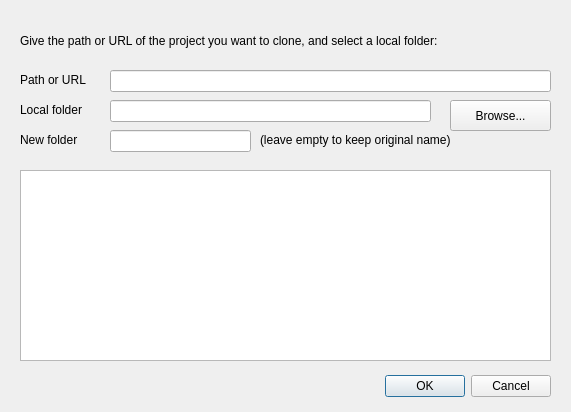
Before: the Qt Designer form tao/clone_dialog.ui in c3d/tao3D, drawn with Qt 5.
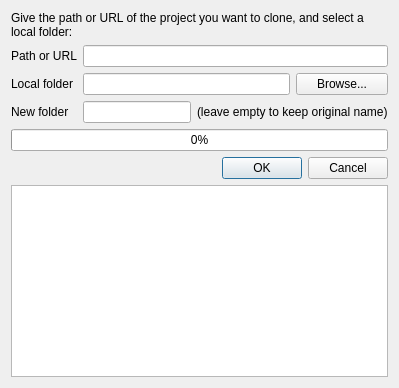
After: the same form once the commit is applied. Custom widgets are drawn as their Qt base class.

Commit message:
Add layouts to all dialog boxes of "Share" menu. Fix clone bug. Refs #286, #284.
Fixes clone bug: project cloned in invalid location (likely a
regression of commit:bbca371).

```diff
--- a/tao/clone_dialog.ui
+++ b/tao/clone_dialog.ui
@@ -10,37 +10,18 @@
     <x>0</x>
     <y>0</y>
     <width>571</width>
-    <height>412</height>
+    <height>373</height>
    </rect>
   </property>
   <property name="windowTitle">
    <string>Clone</string>
   </property>
-  <widget class="QDialogButtonBox" name="buttonBox">
-   <property name="geometry">
-    <rect>
-     <x>210</x>
-     <y>370</y>
-     <width>341</width>
-     <height>32</height>
-    </rect>
+  <layout class="QVBoxLayout" name="verticalLayout">
+   <property name="sizeConstraint">
+    <enum>QLayout::SetFixedSize</enum>
    </property>
-   <property name="orientation">
-    <enum>Qt::Horizontal</enum>
-   </property>
-   <property name="standardButtons">
-    <set>QDialogButtonBox::Cancel|QDialogButtonBox::Ok</set>
-   </property>
-  </widget>
+   <item>
   <widget class="QLabel" name="chooseRemoteLabel">
-   <property name="geometry">
-    <rect>
-     <x>20</x>
-     <y>20</y>
-     <width>531</width>
-     <height>41</height>
-    </rect>
-   </property>
    <property name="text">
     <string>Give the path or URL of the project you want to clone, and select a local folder:</string>
    </property>
@@ -48,77 +29,81 @@
     <bool>true</bool>
    </property>
   </widget>
+   </item>
+   <item>
+    <layout class="QGridLayout" name="gridLayout">
+     <item row="0" column="0">
   <widget class="QLabel" name="urlLabel">
-   <property name="geometry">
-    <rect>
-     <x>20</x>
-     <y>70</y>
-     <width>81</width>
-     <height>20</height>
-    </rect>
-   </property>
    <property name="text">
     <string>Path or URL</string>
    </property>
   </widget>
-  <widget class="QLineEdit" name="urlEdit">
-   <property name="geometry">
-    <rect>
-     <x>110</x>
-     <y>70</y>
-     <width>441</width>
-     <height>22</height>
-    </rect>
-   </property>
-  </widget>
+     </item>
+     <item row="0" column="1" colspan="3">
+      <widget class="QLineEdit" name="urlEdit"/>
+     </item>
+     <item row="1" column="0">
   <widget class="QLabel" name="localFolderLabel">
-   <property name="geometry">
-    <rect>
-     <x>20</x>
-     <y>100</y>
-     <width>81</width>
-     <height>20</height>
-    </rect>
-   </property>
    <property name="text">
     <string>Local folder</string>
    </property>
   </widget>
-  <widget class="QLineEdit" name="folderEdit">
-   <property name="geometry">
-    <rect>
-     <x>110</x>
-     <y>100</y>
-     <width>321</width>
-     <height>22</height>
-    </rect>
-   </property>
-  </widget>
+     </item>
+     <item row="1" column="1" colspan="2">
+      <widget class="QLineEdit" name="folderEdit"/>
+     </item>
+     <item row="1" column="3">
   <widget class="QPushButton" name="browseButton">
-   <property name="geometry">
-    <rect>
-     <x>450</x>
-     <y>100</y>
-     <width>101</width>
-     <height>31</height>
-    </rect>
-   </property>
    <property name="text">
     <string>Browse...</string>
    </property>
   </widget>
+     </item>
+     <item row="2" column="0">
+      <widget class="QLabel" name="newFolderLabel">
+       <property name="text">
+        <string>New folder</string>
+       </property>
+      </widget>
+     </item>
+     <item row="2" column="1">
+      <widget class="QLineEdit" name="newFolderEdit">
+       <property name="text">
+        <string/>
+       </property>
+      </widget>
+     </item>
+     <item row="2" column="2" colspan="2">
+      <widget class="QLabel" name="newFolderLabel2">
+       <property name="text">
+        <string>(leave empty to keep original name)</string>
+       </property>
+      </widget>
+     </item>
+    </layout>
+   </item>
+   <item>
+    <widget class="QProgressBar" name="progressBar">
+     <property name="value">
+      <number>0</number>
+     </property>
+    </widget>
+   </item>
+   <item>
+    <widget class="QDialogButtonBox" name="buttonBox">
+     <property name="orientation">
+      <enum>Qt::Horizontal</enum>
+     </property>
+     <property name="standardButtons">
+      <set>QDialogButtonBox::Cancel|QDialogButtonBox::Ok</set>
+     </property>
+    </widget>
+   </item>
+   <item>
   <widget class="Tao::AnsiTextEdit" name="cloneOutput">
    <property name="enabled">
     <bool>true</bool>
    </property>
-   <property name="geometry">
-    <rect>
-     <x>20</x>
-     <y>170</y>
-     <width>531</width>
-     <height>191</height>
-    </rect>
-   </property>
    <property name="undoRedoEnabled">
     <bool>false</bool>
    </property>
@@ -135,45 +120,8 @@
     <bool>false</bool>
    </property>
   </widget>
-  <widget class="QLabel" name="newFolderLabel">
-   <property name="geometry">
-    <rect>
-     <x>20</x>
-     <y>130</y>
-     <width>81</width>
-     <height>20</height>
-    </rect>
-   </property>
-   <property name="text">
-    <string>New folder</string>
-   </property>
-  </widget>
-  <widget class="QLineEdit" name="newFolderEdit">
-   <property name="geometry">
-    <rect>
-     <x>110</x>
-     <y>130</y>
-     <width>141</width>
-     <height>22</height>
-    </rect>
-   </property>
-   <property name="text">
-    <string/>
-   </property>
-  </widget>
-  <widget class="QLabel" name="newFolderLabel2">
-   <property name="geometry">
-    <rect>
-     <x>260</x>
-     <y>130</y>
-     <width>291</width>
-     <height>20</height>
-    </rect>
-   </property>
-   <property name="text">
-    <string>(leave empty to keep original name)</string>
-   </property>
-  </widget>
+   </item>
+  </layout>
  </widget>
  <customwidgets>
   <customwidget>
```
Left out of the diff: 2 changed lines with no effect on the pictures. Lines whose indentation alone changed are shown as unchanged. The commit also changes 11 other files.
